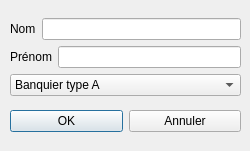
The window that modifpersonnel.ui (DoykFilt/qt-) describes before a commit, drawn with Qt 5.
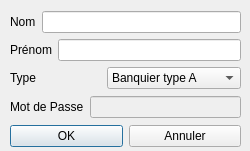
The same window after the commit.

Patch:
```diff
--- a/modifpersonnel.ui
+++ b/modifpersonnel.ui
@@ -19,7 +19,7 @@
      <x>10</x>
      <y>10</y>
      <width>231</width>
-     <height>131</height>
+     <height>141</height>
     </rect>
    </property>
    <layout class="QVBoxLayout" name="verticalLayout_2">
@@ -55,6 +55,13 @@
       </item>
       <item>
        <layout class="QHBoxLayout" name="horizontalLayout_3">
+        <item>
+         <widget class="QLabel" name="label_3">
+          <property name="text">
+           <string>Type</string>
+          </property>
+         </widget>
+        </item>
         <item>
          <widget class="QComboBox" name="comboBoxType">
           <item>
@@ -98,6 +105,24 @@
       </item>
      </layout>
     </item>
+    <item>
+     <layout class="QHBoxLayout" name="horizontalLayout_5">
+      <item>
+       <widget class="QLabel" name="label_4">
+        <property name="text">
+         <string>Mot de Passe</string>
+        </property>
+       </widget>
+      </item>
+      <item>
+       <widget class="QLineEdit" name="linePassword">
+        <property name="enabled">
+         <bool>false</bool>
+        </property>
+       </widget>
+      </item>
+     </layout>
+    </item>
     <item>
      <layout class="QHBoxLayout" name="horizontalLayout_4">
       <item>
```
